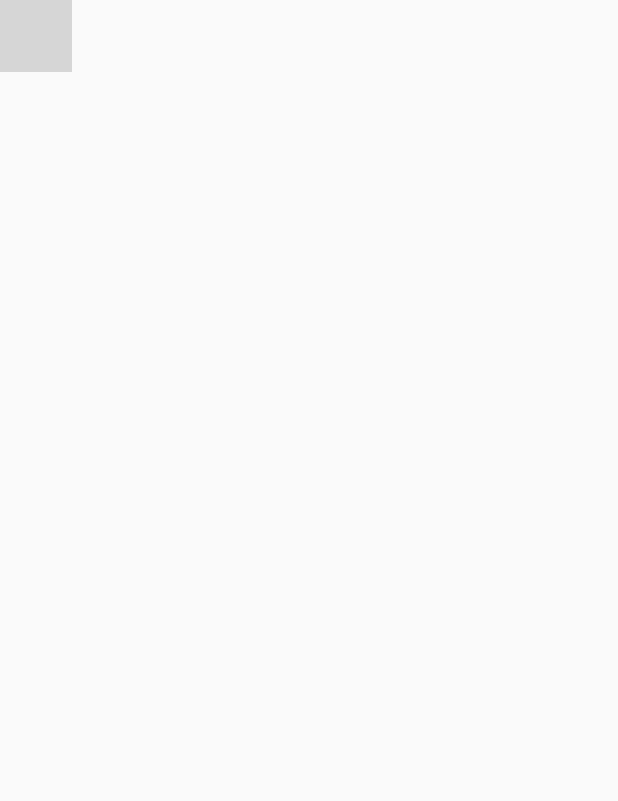
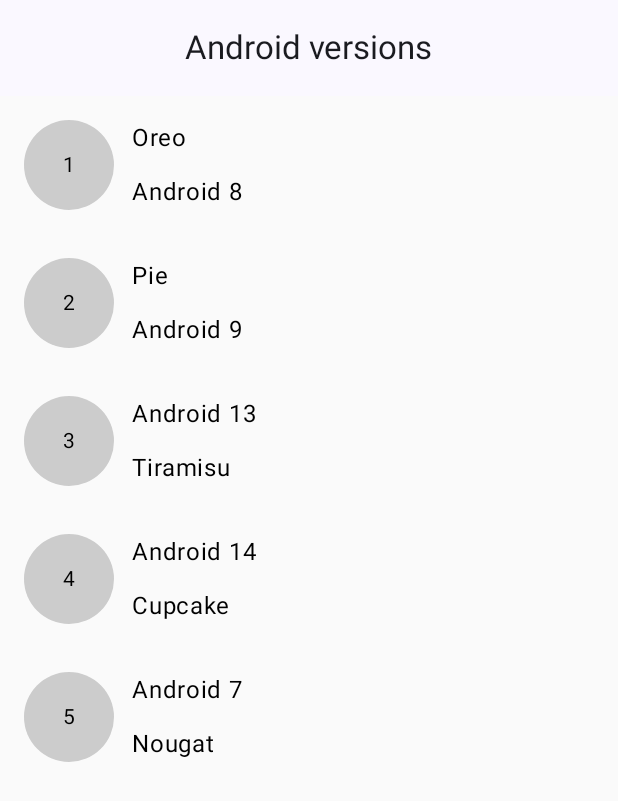
Before and after one commit to DenisGithuku/TestingInCompose, an Android app built with Jetpack Compose: the screen it shows after launch (MainActivity), on a phone screen of 412 x 824 dp. Shown: the top 801 px of the screen. Run offline under Robolectric (Android 15) with nearby library versions, the phone set to English and light mode, and no system bars; grey boxes are pictures that could not be loaded.

Commit message:
home and details screen

```diff
--- /dev/null
+++ b/app/src/main/java/com/githukudenis/testingincompose/AndroidVersionItem.kt
@@ -0,0 +1,35 @@
+package com.githukudenis.testingincompose
+
+data class AndroidVersionItem(
+    val id: Long = 0L,
+    val title: String? = null,
+    val description: String? = null
+)
+
+val androidVersions = listOf(
+    AndroidVersionItem(
+        id = 1,
+        title = "Oreo",
+        description = "Android 8"
+    ),
+    AndroidVersionItem(
+        id = 2,
+        title = "Pie",
+        description = "Android 9"
+    ),
+    AndroidVersionItem(
+        id = 3,
+        title = "Android 13",
+        description = "Tiramisu"
+    ),
+    AndroidVersionItem(
+        id = 4,
+        title = "Android 14",
+        description = "Cupcake"
+    ),
+    AndroidVersionItem(
+        id = 5,
+        title = "Android 7",
+        description = "Nougat"
+    )
+)
--- a/app/src/main/java/com/githukudenis/testingincompose/HomeScreen.kt
+++ b/app/src/main/java/com/githukudenis/testingincompose/HomeScreen.kt
@@ -1,23 +1,113 @@
 package com.githukudenis.testingincompose
 
+import androidx.compose.animation.core.EaseIn
+import androidx.compose.animation.core.tween
+import androidx.compose.foundation.ExperimentalFoundationApi
+import androidx.compose.foundation.background
+import androidx.compose.foundation.clickable
 import androidx.compose.foundation.layout.Arrangement
+import androidx.compose.foundation.layout.Box
 import androidx.compose.foundation.layout.Column
+import androidx.compose.foundation.layout.Row
 import androidx.compose.foundation.layout.fillMaxSize
+import androidx.compose.foundation.layout.fillMaxWidth
+import androidx.compose.foundation.layout.padding
+import androidx.compose.foundation.layout.size
+import androidx.compose.foundation.lazy.LazyColumn
+import androidx.compose.foundation.lazy.items
+import androidx.compose.foundation.shape.CircleShape
+import androidx.compose.material3.CenterAlignedTopAppBar
+import androidx.compose.material3.ExperimentalMaterial3Api
 import androidx.compose.material3.Text
 import androidx.compose.runtime.Composable
+import androidx.compose.runtime.getValue
+import androidx.compose.runtime.mutableStateOf
+import androidx.compose.runtime.remember
 import androidx.compose.ui.Alignment
 import androidx.compose.ui.Modifier
+import androidx.compose.ui.draw.clip
+import androidx.compose.ui.graphics.Color
+import androidx.compose.ui.semantics.contentDescription
+import androidx.compose.ui.semantics.semantics
+import androidx.compose.ui.semantics.text
+import androidx.compose.ui.text.TextStyle
+import androidx.compose.ui.text.buildAnnotatedString
+import androidx.compose.ui.tooling.preview.Preview
+import androidx.compose.ui.unit.dp
+import androidx.compose.ui.unit.sp
 
+@OptIn(ExperimentalMaterial3Api::class, ExperimentalFoundationApi::class)
 @Composable
 fun HomeScreen(
     modifier: Modifier = Modifier,
-    onOpenItem: () -> Unit
+    onOpenItem: (Long) -> Unit
 ) {
-    Column(
+
+
+    LazyColumn(
         modifier = modifier.fillMaxSize(),
-        verticalArrangement = Arrangement.Center,
-        horizontalAlignment = Alignment.CenterHorizontally
     ) {
-        Text(text = "Home")
+        item {
+            CenterAlignedTopAppBar(
+                title = {
+                    Text(
+                        text = "Android versions"
+                    )
+                }
+            )
+        }
+        items(
+            items = androidVersions,
+        ) {
+            Row(
+                modifier = modifier
+                    .fillMaxWidth()
+                    .semantics {
+                        contentDescription = "Version card"
+                    }
+                    .clickable { onOpenItem(it.id) }
+                    .padding(16.dp)
+                    .animateItemPlacement(
+                        animationSpec = tween(
+                            durationMillis = 1000,
+                            easing = EaseIn
+                        )
+                    ),
+                horizontalArrangement = Arrangement.spacedBy(12.dp)
+            ) {
+                Box(modifier = modifier
+                    .size(60.dp)
+                    .clip(CircleShape)
+                    .background(color = Color.LightGray)
+                    .padding(20.dp),
+                    contentAlignment = Alignment.Center
+                ) {
+                    Text(
+                        text = it.id.toString(),
+                        style = TextStyle(
+                            fontSize = 14.sp
+                        )
+                    )
+                }
+                Column(
+                    verticalArrangement = Arrangement.spacedBy(12.dp)
+                ) {
+                    Text(
+                        text = it.title ?: return@Column
+                    )
+                    Text(
+                        text = it.description ?: return@Column
+                    )
+                }
+            }
+        }
     }
 }
+
+@Preview(showBackground = true)
+@Composable
+fun HomeScreenPreview() {
+    HomeScreen {
+
+    }
+}
```
Also changed, not shown: app/src/main/java/com/githukudenis/testingincompose/VersionDetails.kt (added, +42 -0 lines).
